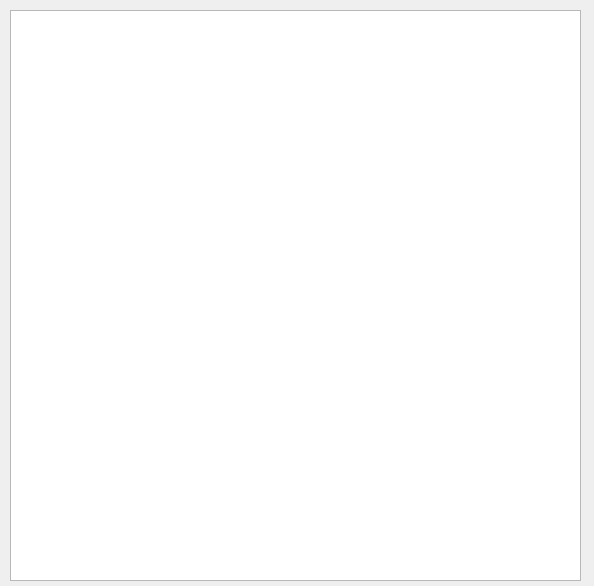
Before: the Qt Designer form table.ui in MIT99-prog/J_Stock, drawn with Qt 5.
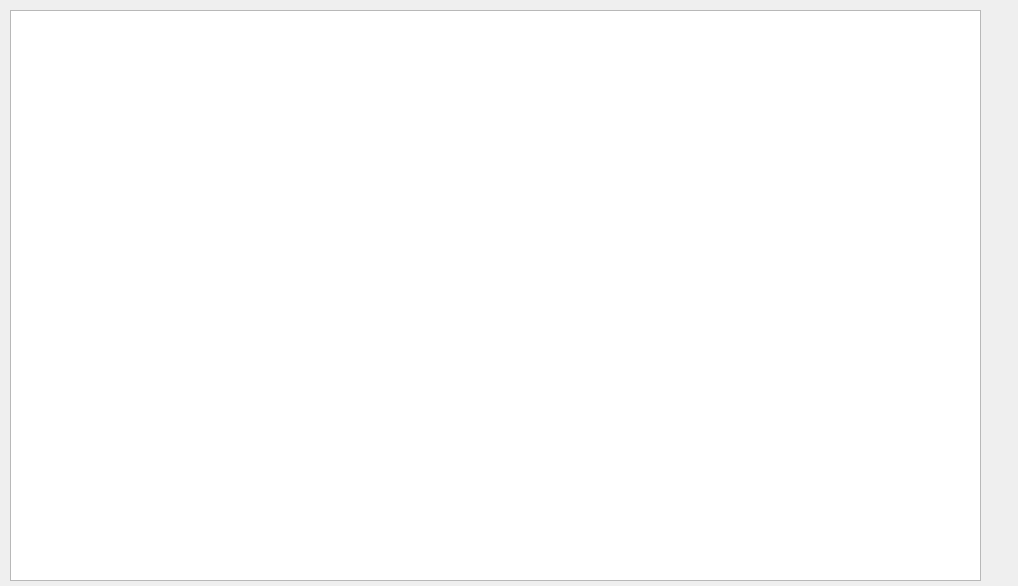
After: the same form once the commit is applied.

Diff of the .ui file:
```diff
--- a/table.ui
+++ b/table.ui
@@ -6,7 +6,7 @@
    <rect>
     <x>0</x>
     <y>0</y>
-    <width>594</width>
+    <width>1018</width>
     <height>586</height>
    </rect>
   </property>
@@ -18,7 +18,7 @@
     <rect>
      <x>10</x>
      <y>10</y>
-     <width>571</width>
+     <width>971</width>
      <height>571</height>
     </rect>
    </property>
```
